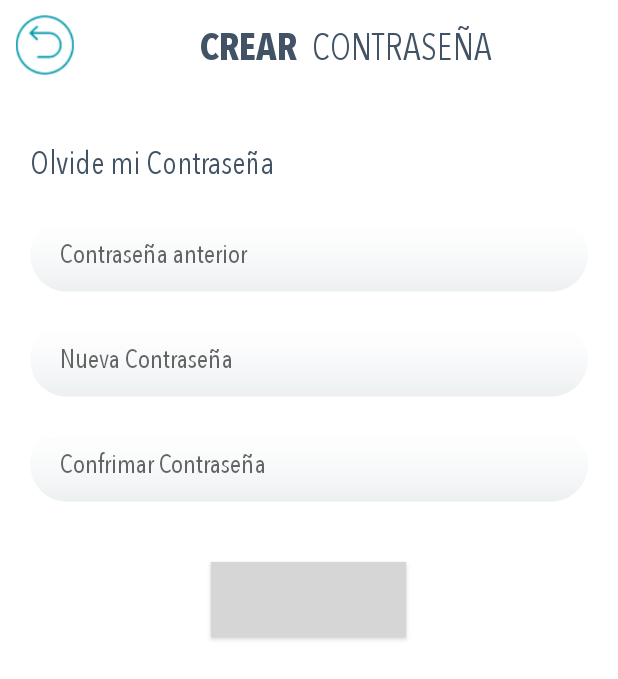
After one commit to rkgarg22/OLU_Android, an Android app: the ChangePasswordActivity screen opened directly, with no data from a screen before it, on a phone screen of 412 x 824 dp. The commit adds this screen. Shown: the top 679 px of the screen. Run offline under Robolectric (Android 15) with nearby library versions, the phone set to English and light mode, and no system bars; our stand-ins replace ButterKnife; Roboto replaces fonts that are not available here; 1 statement that could not run was skipped; grey boxes are pictures that could not be loaded.

Commit message:
Change Password

```diff
--- a/app/src/main/AndroidManifest.xml
+++ b/app/src/main/AndroidManifest.xml
@@ -189,6 +189,10 @@
             android:name="com.tucan.olu.TrainerEditProfileActivity"
             android:screenOrientation="portrait" />
 
+        <activity
+            android:name="com.tucan.olu.ChangePasswordActivity"
+            android:screenOrientation="portrait" />
+
         <service android:name="com.tucan.olu.Firebase.MyFirebaseMessagingService">
             <intent-filter>
                 <action android:name="com.google.firebase.MESSAGING_EVENT" />
--- a/app/src/main/java/API/PretoAppService.java
+++ b/app/src/main/java/API/PretoAppService.java
@@ -17,6 +17,7 @@ import APIResponse.UserDetailResponse;
 import APIResponse.UserListingResponse;
 import APIResponse.UserPaymentHistoryResponse;
 import APIResponse.CommonResponse;
+import ApiEntity.ChangePasswordEntity;
 import ApiEntity.CreateAgendaEntity;
 import ApiEntity.LoginSignupEntity;
 import ApiEntity.ReviewEntity;
@@ -74,10 +75,10 @@ public interface PretoAppService {
             @Part MultipartBody.Part imageUrl
     );
 
-    @POST("users/resetPassword/index.php")
-    Call<RegistrationResponse> resetPassword(
-            @Body LoginSignupEntity loginSignupEntity
-    );
+//    @POST("users/resetPassword/index.php")
+//    Call<RegistrationResponse> resetPassword(
+//            @Body LoginSignupEntity loginSignupEntity
+//    );
 
 
     @Multipart
@@ -339,4 +340,9 @@ public interface PretoAppService {
             @Query("userID") int userID,
             @Query("lang") String lang
     );
+
+    @POST("users/resetPassword/")
+    Call<CommonResponse> resetPassword(
+            @Body ChangePasswordEntity changePasswordEntity
+    );
 }
--- /dev/null
+++ b/app/src/main/java/com/tucan/olu/ChangePasswordActivity.java
@@ -0,0 +1,108 @@
+package com.tucan.olu;
+
+import android.os.Bundle;
+import android.view.View;
+import android.widget.EditText;
+import android.widget.ProgressBar;
+import android.widget.Toast;
+
+import API.PretoAppService;
+import API.ServiceGenerator;
+import APIResponse.CommonIntResponse;
+import APIResponse.CommonResponse;
+import ApiEntity.ChangePasswordEntity;
+import butterknife.BindView;
+import butterknife.ButterKnife;
+import butterknife.OnClick;
+import infrastructure.AppCommon;
+import retrofit2.Call;
+import retrofit2.Callback;
+import retrofit2.Response;
+
+
+public class ChangePasswordActivity extends GenricActivity {
+
+    @BindView(R.id.oldPasswordEditText)
+    EditText oldPasswordEditText;
+
+    @BindView(R.id.newPasswordEditText)
+    EditText newPasswordEditText;
+
+    @BindView(R.id.confirmPasswordEditText)
+    EditText confirmPasswordEditText;
+
+    @BindView(R.id.progressBar)
+    ProgressBar progressBar;
+
+    Call call;
+
+    @Override
+    protected void onCreate(Bundle savedInstanceState) {
+        super.onCreate(savedInstanceState);
+        setContentView(R.layout.activity_change_password);
+        ButterKnife.bind(this);
+    }
+
+    @OnClick(R.id.backButtonClick)
+    public void backButtonClick(View v) {
+        this.finish();
+    }
+
+    @OnClick(R.id.submit)
+    public void submit(View v) {
+        String oldPassword = oldPasswordEditText.getText().toString().trim();
+        String newPassword = newPasswordEditText.getText().toString().trim();
+        String confirmPassword = confirmPasswordEditText.getText().toString().trim();
+        if (oldPassword.isEmpty()) {
+            oldPasswordEditText.setError(getString(R.string.passportEmptyError));
+        } else if (newPassword.isEmpty()) {
+            newPasswordEditText.setError(getString(R.string.passportEmptyError));
+        } else if (confirmPassword.isEmpty()) {
+            confirmPasswordEditText.setError(getString(R.string.passportEmptyError));
+        } else if (!newPassword.equals(confirmPassword)) {
+            newPasswordEditText.setError(getString(R.string.passportValidError));
+            confirmPasswordEditText.setError(getString(R.string.passportValidError));
+        } else {
+            changePassword(oldPassword,newPassword);
+        }
+    }
+
+    private void changePassword(String oldPassword, String newPassword) {
+        AppCommon.getInstance(this).setNonTouchableFlags(this);
+        if (AppCommon.getInstance(ChangePasswordActivity.this).isConnectingToInternet(ChangePasswordActivity.this)) {
+            progressBar.setVisibility(View.VISIBLE);
+            PretoAppService pretoAppService = ServiceGenerator.createService(PretoAppService.class);
+            ChangePasswordEntity entity = new ChangePasswordEntity(AppCommon.getInstance(this).getUserID(),newPassword,oldPassword);
+            call = pretoAppService.resetPassword(entity);
+            call.enqueue(new Callback() {
+                @Override
+                public void onResponse(Call call, Response response) {
+                    AppCommon.getInstance(ChangePasswordActivity.this).clearNonTouchableFlags(ChangePasswordActivity.this);
+                    if (response.code() == 200) {
+                        progressBar.setVisibility(View.GONE);
+                        CommonResponse registrationResponse = (CommonResponse) response.body();
+                        if (registrationResponse.getSuccess() == 1) {
+                            finish();
+                        } else {
+                            AppCommon.getInstance(ChangePasswordActivity.this).showDialog(ChangePasswordActivity.this, registrationResponse.getError());
+                        }
+                    } else {
+                        AppCommon.getInstance(ChangePasswordActivity.this).showDialog(ChangePasswordActivity.this, getString(R.string.serverError));
+                    }
+                }
+
+                @Override
+                public void onFailure(Call call, Throwable t) {
+                    AppCommon.getInstance(ChangePasswordActivity.this).clearNonTouchableFlags(ChangePasswordActivity.this);
+                    progressBar.setVisibility(View.GONE);
+                    AppCommon.getInstance(ChangePasswordActivity.this).showDialog(ChangePasswordActivity.this, getResources().getString(R.string.network_error));
+
+                }
+            });
+        } else {
+            AppCommon.getInstance(ChangePasswordActivity.this).clearNonTouchableFlags(ChangePasswordActivity.this);
+            AppCommon.getInstance(this).showDialog(this, getResources().getString(R.string.network_error));
+        }
+    }
+
+}
--- a/app/src/main/java/com/tucan/olu/MenuActivity.java
+++ b/app/src/main/java/com/tucan/olu/MenuActivity.java
@@ -309,6 +309,12 @@ public class MenuActivity extends GenricActivity {
         promoCodeLayout.setVisibility(View.GONE);
     }
 
+    @OnClick(R.id.changePaswordLayout)
+    public void changePasswordClick(View v){
+        Intent changePasswordIntent = new Intent(this, ChangePasswordActivity.class);
+        startActivity(changePasswordIntent);
+    }
+
     @OnClick(R.id.submitBtn)
     public void submit(View v) {
         if (promoCodeEditText.getText().toString().isEmpty()) {
--- /dev/null
+++ b/app/src/main/res/layout/activity_change_password.xml
@@ -0,0 +1,123 @@
+<?xml version="1.0" encoding="utf-8"?>
+<RelativeLayout xmlns:android="http://schemas.android.com/apk/res/android"
+    android:layout_width="match_parent"
+    android:layout_height="match_parent"
+    android:background="@color/colorWhite"
+    android:orientation="vertical">
+
+    <ImageView
+        android:id="@+id/backButtonClick"
+        android:layout_width="40dp"
+        android:layout_height="40dp"
+        android:layout_marginLeft="10dp"
+        android:layout_marginTop="@dimen/view_horizontal_margin"
+        android:src="@drawable/back_btn" />
+
+    <LinearLayout
+        android:id="@+id/titleLayout"
+        android:layout_width="match_parent"
+        android:layout_height="44dp"
+        android:layout_marginTop="@dimen/view_horizontal_margin"
+        android:layout_toRightOf="@+id/backButtonClick"
+        android:gravity="center"
+        android:orientation="horizontal">
+
+        <CustomControl.AvenirNextCondensedBoldTextView
+            android:layout_width="wrap_content"
+            android:layout_height="wrap_content"
+            android:text="CREAR"
+            android:textColor="@color/textColor"
+            android:textSize="25sp" />
+
+        <CustomControl.AvenirNextCondensedRegularTextView
+            android:layout_width="wrap_content"
+            android:layout_height="wrap_content"
+            android:layout_marginLeft="10dp"
+            android:text="CONTRASEÑA"
+            android:textColor="@color/textColor"
+            android:textSize="25sp" />
+    </LinearLayout>
+
+    <LinearLayout
+        android:layout_width="match_parent"
+        android:layout_height="match_parent"
+        android:layout_below="@+id/titleLayout"
+        android:orientation="vertical">
+
+        <CustomControl.AvenirNextCondensedRegularTextView
+            android:layout_width="wrap_content"
+            android:layout_height="wrap_content"
+            android:layout_marginLeft="20dp"
+            android:layout_marginTop="40dp"
+            android:text="Olvide mi Contraseña"
+            android:textColor="@color/textColor"
+            android:textSize="22sp" />
+
+        <CustomControl.AvenirNextCondensedRegularEditText
+            android:id="@+id/oldPasswordEditText"
+            android:layout_width="match_parent"
+            android:layout_height="50dp"
+            android:layout_marginLeft="20dp"
+            android:layout_marginTop="20dp"
+            android:layout_marginRight="20dp"
+            android:background="@drawable/edit_text_bg"
+            android:hint="Contraseña anterior"
+            android:inputType="textPassword"
+            android:paddingLeft="20dp"
+            android:singleLine="true"
+            android:textColor="@color/textColor" />
+
+        <CustomControl.AvenirNextCondensedRegularEditText
+            android:id="@+id/newPasswordEditText"
+            android:layout_width="match_parent"
+            android:layout_height="50dp"
+            android:layout_marginLeft="20dp"
+            android:layout_marginTop="20dp"
+            android:layout_marginRight="20dp"
+            android:background="@drawable/edit_text_bg"
+            android:hint="Nueva Contraseña"
+            android:inputType="textPassword"
+            android:paddingLeft="20dp"
+            android:singleLine="true"
+            android:textColor="@color/textColor" />
+
+
+        <CustomControl.AvenirNextCondensedRegularEditText
+            android:id="@+id/confirmPasswordEditText"
+            android:layout_width="match_parent"
+            android:layout_height="50dp"
+            android:layout_marginLeft="20dp"
+            android:layout_marginTop="20dp"
+            android:layout_marginRight="20dp"
+            android:background="@drawable/edit_text_bg"
+            android:hint="Confrimar Contraseña"
+            android:inputType="textPassword"
+            android:paddingLeft="20dp"
+            android:singleLine="true"
+            android:textColor="@color/textColor" />
+
+
+        <Button
+            android:id="@+id/submit"
+            android:layout_width="130dp"
+            android:layout_height="50dp"
+            android:layout_below="@id/passwordEditText"
+            android:layout_gravity="center"
+            android:layout_marginTop="40dp"
+            android:background="@drawable/green_btn"
+            android:gravity="start|center"
+            android:paddingLeft="10dp"
+            android:text="Ingresar"
+            android:textAllCaps="false"
+            android:textColor="@android:color/white"
+            android:textSize="18sp" />
+
+    </LinearLayout>
+
+    <ProgressBar
+        android:id="@+id/progressBar"
+        android:layout_width="wrap_content"
+        android:layout_height="wrap_content"
+        android:layout_centerInParent="true"
+        android:visibility="gone" />
+</RelativeLayout>
```
Also changed, not shown: app/src/main/java/ApiEntity/ChangePasswordEntity.java (added, +46 -0 lines), app/src/main/res/layout/activity_menu.xml (+46 -1 lines).
